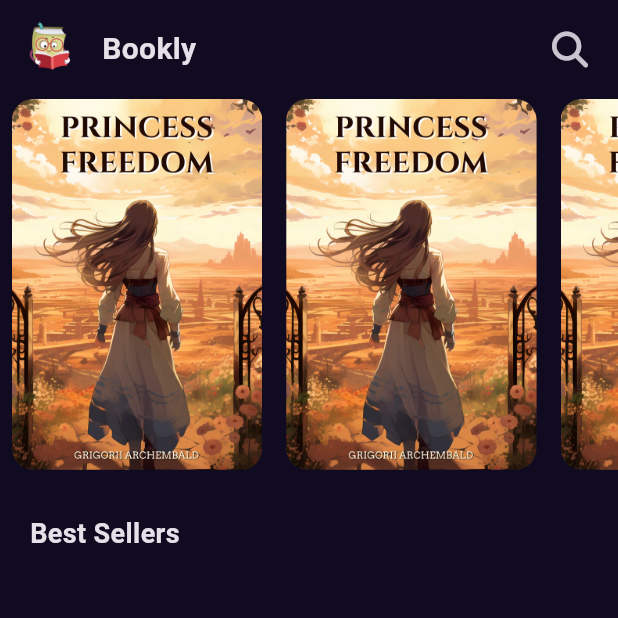
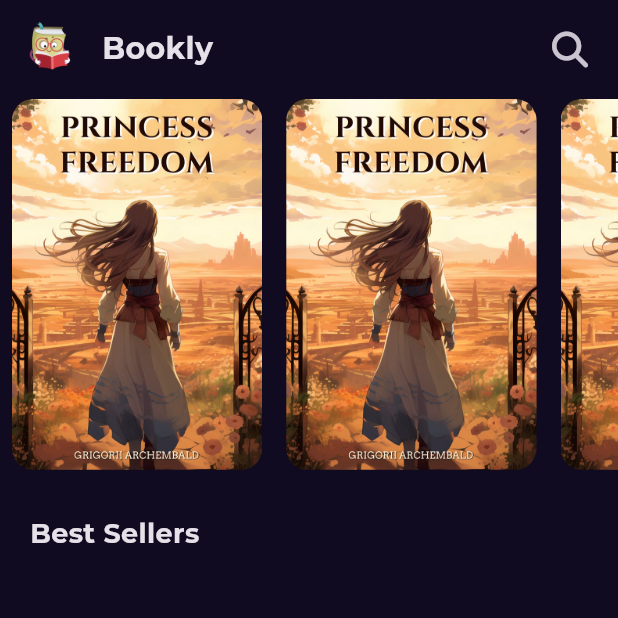
Before and after one commit to kerlosatef/bookly, a Flutter app: the screen it shows after launch, on a phone screen of 412 x 824 dp, the top half of it. Run offline on Flutter 3.47's test engine with Material 3 defaults, Android fonts, the phone set to English and light mode, and no system bars; our stand-ins replace font_awesome_flutter, get, google_fonts.

Commit message:
Add Google Fonts and update text styling

```diff
--- a/lib/core/utlis/styels.dart
+++ b/lib/core/utlis/styels.dart
@@ -3,6 +3,6 @@ import 'package:flutter/material.dart';
 abstract class Styles {
   static const textMedium = TextStyle(
     fontSize: 18,
-    fontWeight: FontWeight.w600,
+    fontWeight: FontWeight.bold,
   );
 }
--- a/lib/main.dart
+++ b/lib/main.dart
@@ -2,6 +2,7 @@ import 'package:bookly/Features/splash/Presentation/Views/Splash_view.dart';
 import 'package:bookly/constant.dart';
 import 'package:flutter/material.dart';
 import 'package:get/get.dart';
+import 'package:google_fonts/google_fonts.dart';
 
 void main() {
   runApp(const Bookly());
@@ -14,7 +15,10 @@ class Bookly extends StatelessWidget {
   Widget build(BuildContext context) {
     return GetMaterialApp(
       debugShowCheckedModeBanner: false,
-      theme: ThemeData.dark().copyWith(scaffoldBackgroundColor: kPrimaryColor),
+      theme: ThemeData.dark().copyWith(
+        scaffoldBackgroundColor: kPrimaryColor,
+        textTheme: GoogleFonts.montserratTextTheme(ThemeData.dark().textTheme),
+      ),
       home: SplashView(),
     );
   }
--- a/pubspec.yaml
+++ b/pubspec.yaml
@@ -11,6 +11,7 @@ dependencies:
     sdk: flutter
   font_awesome_flutter: ^10.8.0
   get: ^4.6.6
+  google_fonts: ^6.2.1
 
 dev_dependencies:
   flutter_lints: ^5.0.0
```
Also changed, not shown: pubspec.lock, 1 other file.
